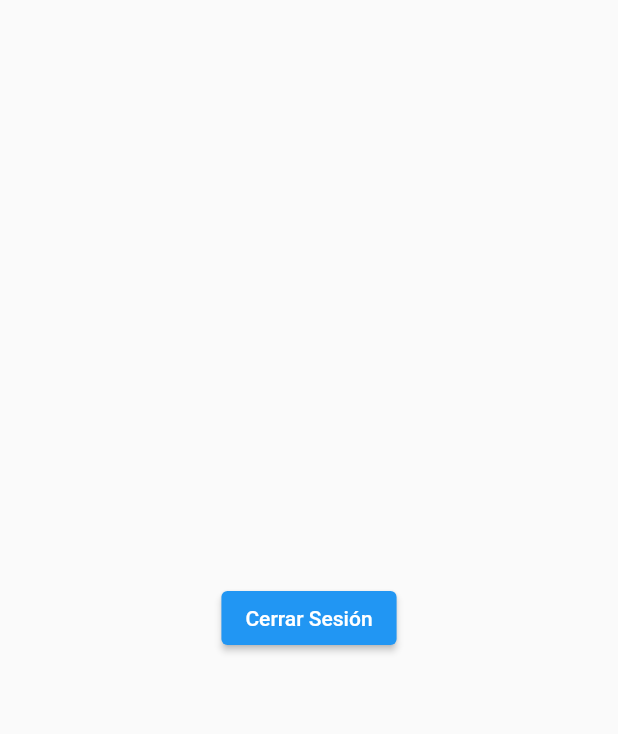
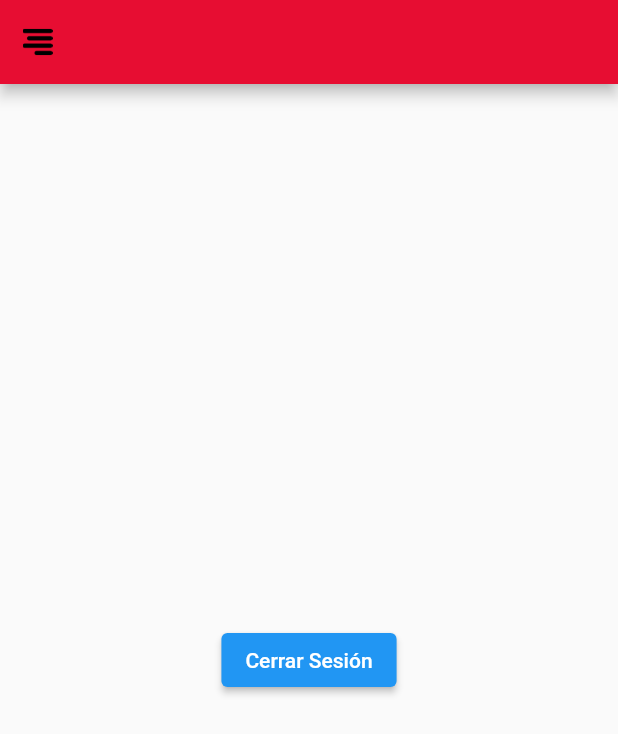
Before and after one commit to emersonxinay/appdelhaz, a Flutter app: the ClientProductsLitsPage screen opened by its route, on a phone screen of 412 x 824 dp. Shown: the top 734 px of the screen. Run offline on Flutter 3.47's test engine with Material 2 defaults, Android fonts, the phone set to English and light mode, and no system bars; our stand-ins replace lottie, shared_preferences; accounts and stored records are empty; statements that could not run were skipped.

Commit message:
disÃeño del menu de opciones

```diff
--- /dev/null
+++ b/lib/src/models/rol.dart
@@ -0,0 +1,34 @@
+
+import 'dart:convert';
+
+Rol rolFromJson(String str) => Rol.fromJson(json.decode(str));
+
+String rolToJson(Rol data) => json.encode(data.toJson());
+
+class Rol {
+    Rol({
+        this.id,
+        this.name,
+        this.image,
+        this.route,
+    });
+
+    String id;
+    String name;
+    String image;
+    String route;
+
+    factory Rol.fromJson(Map<String, dynamic> json) => Rol(
+        id: json["id"] is int ? json['id'].toString() : json["id"],
+        name: json["name"],
+        image: json["image"],
+        route: json["route"],
+    );
+
+    Map<String, dynamic> toJson() => {
+        "id": id,
+        "name": name,
+        "image": image,
+        "route": route,
+    };
+}
--- /dev/null
+++ b/lib/src/pages/client/products/list/client_products_list_page.dart
@@ -0,0 +1,132 @@
+import 'package:flutter/material.dart';
+import 'package:flutter/scheduler.dart';
+import 'package:proyectos_flutter/src/pages/client/products/list/client_products_list_controller.dart';
+import 'package:proyectos_flutter/src/utils/my_colors.dart';
+class ClientProductsLitsPage extends StatefulWidget {
+  const ClientProductsLitsPage({ Key key }) : super(key: key);
+
+  @override
+  _ClientProductsLitsPageState createState() => _ClientProductsLitsPageState();
+}
+
+class _ClientProductsLitsPageState extends State<ClientProductsLitsPage> {
+
+  ClientProductsListController _con = new ClientProductsListController();
+  @override
+  void initState() {
+    // TODO: implement initState
+    super.initState();
+
+    SchedulerBinding.instance.addPostFrameCallback((timeStamp) {
+      _con.init(context);
+    });
+  }
+
+  @override
+  Widget build(BuildContext context) {
+    return Scaffold(
+      key: _con.key,
+      appBar: AppBar(
+      leading: _menuDrawer(),
+      ),
+      drawer: _drawer(),
+      body: Center(
+        child: ElevatedButton(
+          onPressed: _con.logout,
+          child: Text('Cerrar Sesión'),
+        ),//imprime el texto en la pantalla
+      ),
+
+    );
+  }
+
+Widget _menuDrawer(){
+  return GestureDetector(
+    onTap: _con.openDrawer,
+    child: Container(
+      margin: EdgeInsets.only(left: 15),
+      alignment: Alignment.centerLeft,
+      child: Image.asset('assets/img/menu.png', width: 20, height: 20),
+    ),
+  );
+
+}
+
+Widget _drawer(){
+  return Drawer(
+    child: ListView(
+      padding: EdgeInsets.zero, //ListView es casi como una column la diferencia que ListView te deja hacer scroller ubir y bajar
+      children: [
+        DrawerHeader( //barra del icono con los datos del usuario
+          decoration: BoxDecoration(
+            color: MyColors.primaryColor
+          ),
+          child: Column(
+            crossAxisAlignment: CrossAxisAlignment.start, //colum sirve para poner elementos uno debajo de otro
+            children: [
+              Text(
+                'nombre de usuario',
+                style: TextStyle(
+                  fontSize: 18,
+                  color: Colors.white,
+                  fontWeight: FontWeight.bold
+                ),
+                maxLines: 1,
+              ),
+              Text(
+                'email',
+                style: TextStyle(
+                  fontSize: 13,
+                  color: Colors.grey,
+                  fontWeight: FontWeight.bold,
+                  fontStyle: FontStyle.italic
+                ),
+
+                maxLines: 1,
+              ),
+              Text(
+                'Telefono',
+                style: TextStyle(
+                  fontSize: 13,
+                  color: Colors.grey,
+                  fontWeight: FontWeight.bold,
+                  fontStyle: FontStyle.italic
+                ),
+
+                maxLines: 1,
+              ),
+              Container( //contiene la imagen del perfil
+                margin: EdgeInsets.only(top: 10),
+                height: 60,
+                child: FadeInImage(
+                  image: AssetImage('assets/img/no-image.png'),
+                  fit: BoxFit.contain,
+                  fadeInDuration: Duration(milliseconds: 50),
+                  placeholder: AssetImage('assets/img/uno-image.png'),
+                ),
+              )
+            ],
+          )
+        ),
+        ListTile(
+          title: Text('Editar Perfil'),
+          trailing: Icon(Icons.edit_outlined), //trailing es para posiconar a la derecha y leading para la izquierda
+        ),
+        ListTile(
+          title: Text('Mis Pedidos'),
+          trailing: Icon(Icons.shopping_cart_outlined), //trailing es para posiconar a la derecha y leading para la izquierda
+        ),
+        ListTile(
+          title: Text('Seleccionar Rol'),
+          trailing: Icon(Icons.person_outline), //trailing es para posiconar a la derecha y leading para la izquierda
+        ),
+        ListTile(
+          onTap: _con.logout,
+          title: Text('Cerrar Session'),
+          trailing: Icon(Icons.power_settings_new), //trailing es para posiconar a la derecha y leading para la izquierda
+        )
+      ],
+    ),
+  );
+}
+}
--- a/lib/src/pages/login/client/products/list/client_products_list_page.dart
+++ /dev/null
@@ -1,36 +0,0 @@
-import 'package:flutter/material.dart';
-import 'package:flutter/scheduler.dart';
-import 'package:proyectos_flutter/src/pages/login/client/products/list/client_products_list_controller.dart';
-class ClientProductsLitsPage extends StatefulWidget {
-  const ClientProductsLitsPage({ Key key }) : super(key: key);
-
-  @override
-  _ClientProductsLitsPageState createState() => _ClientProductsLitsPageState();
-}
-
-class _ClientProductsLitsPageState extends State<ClientProductsLitsPage> {
-
-  ClientProductsListController _con = new ClientProductsListController();
-  @override
-  void initState() {
-    // TODO: implement initState
-    super.initState();
-
-    SchedulerBinding.instance.addPostFrameCallback((timeStamp) {
-      _con.init(context);
-    });
-  }
-
-  @override
-  Widget build(BuildContext context) {
-    return Scaffold(
-      body: Center(
-        child: ElevatedButton(
-          onPressed: _con.logout,
-          child: Text('Cerrar Sesión'),
-        ),//imprime el texto en la pantalla
-      ),
-
-    );
-  }
-}
```
Also changed, not shown: lib/main.dart (+7 -1 lines), lib/src/models/user.dart (+8 -1 lines), lib/src/pages/client/products/list/client_products_list_controller.dart (renamed from lib/src/pages/login/client/products/list/client_products_list_controller.dart, +7 -2 lines), lib/src/pages/delivery/orders/list/delivery_orders_list_controller.dart (added, +21 -0 lines), lib/src/pages/delivery/orders/list/delivery_orders_list_page.dart (added, +117 -0 lines), lib/src/pages/login/login_controller.dart (+17 -2 lines), lib/src/pages/restaurant/orders/list/restaurant_orders_list_controller.dart (added, +21 -0 lines), lib/src/pages/restaurant/orders/list/restaurant_orders_list_page.dart (added, +118 -0 lines), lib/src/pages/roles/roles_controller.dart (added, +21 -0 lines), lib/src/pages/roles/roles_page.dart (added, +76 -0 lines).
